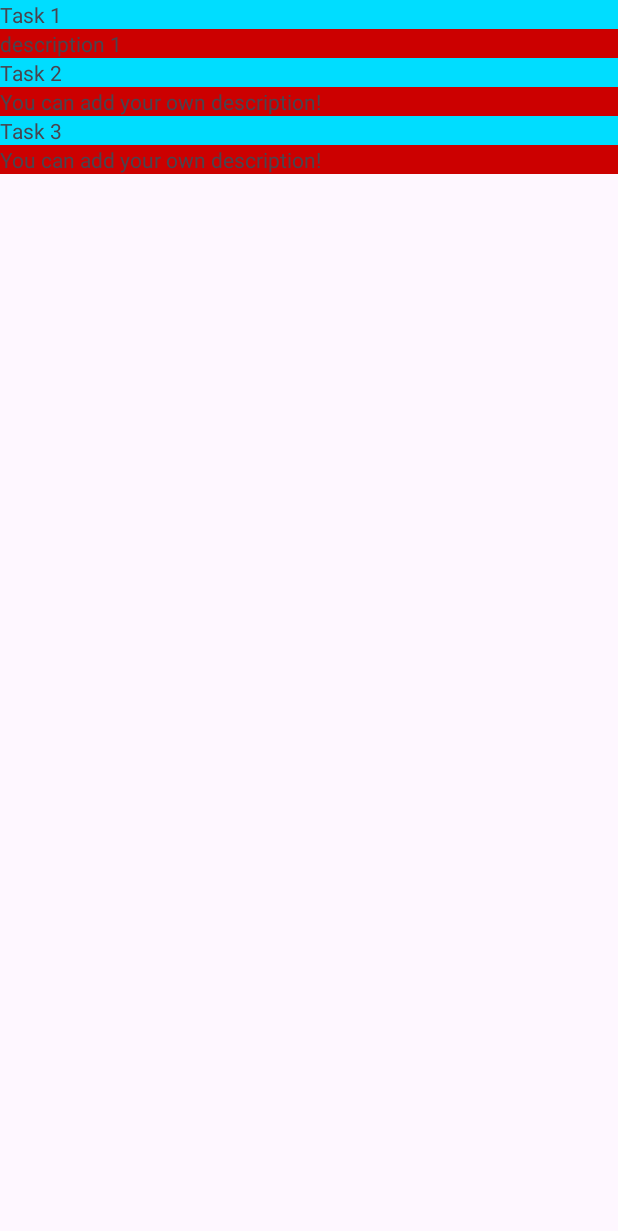
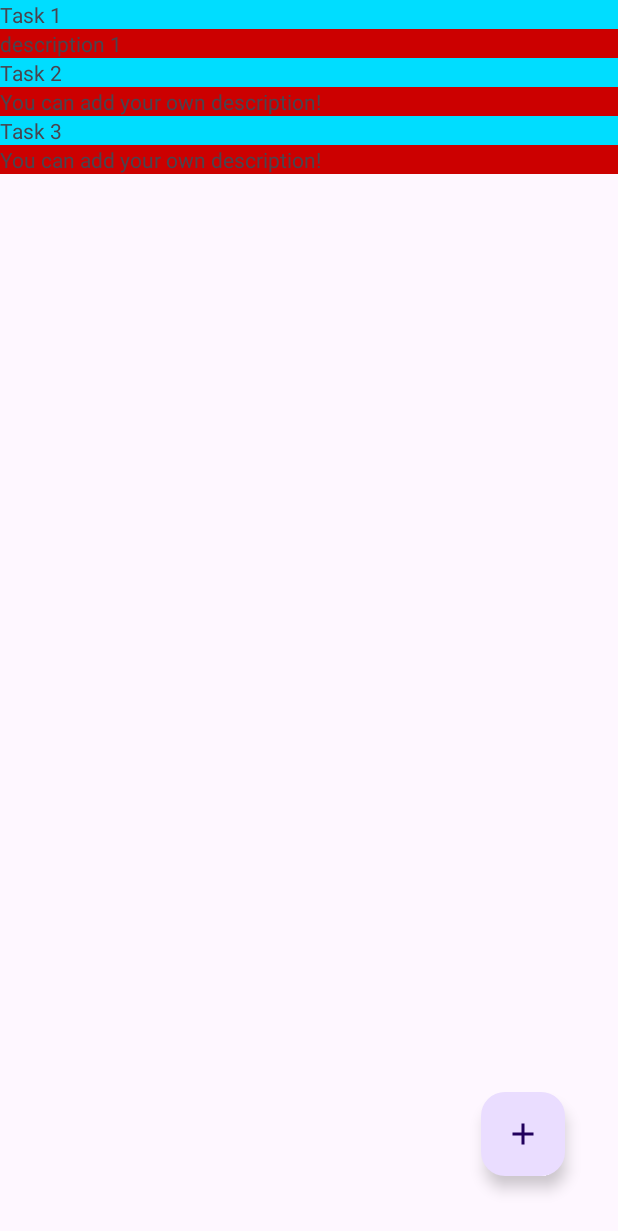
Before and after one commit to raphh8/android_app_growth, an Android app: the screen it shows after launch (MainActivity), on a phone screen of 412 x 824 dp. Shown: the top 1231 px of the screen. Run offline under Robolectric (Android 15) with nearby library versions, the phone set to English and light mode, and no system bars.

Commit message:
functionality: add task

```diff
--- a/app/src/main/java/com/projet/mobile/growth/list/TaskListFragment.kt
+++ b/app/src/main/java/com/projet/mobile/growth/list/TaskListFragment.kt
@@ -6,11 +6,13 @@ import android.view.View
 import android.view.ViewGroup
 import androidx.fragment.app.Fragment
 import androidx.recyclerview.widget.RecyclerView
+import com.google.android.material.floatingactionbutton.FloatingActionButton
 import com.projet.mobile.growth.R
+import java.util.UUID
 
 class TaskListFragment : Fragment() {
 
-    private val taskList = listOf(
+    private var taskList = listOf(
         Task(id = "id_1", title = "Task 1", description = "description 1"),
         Task(id = "id_2", title = "Task 2"),
         Task(id = "id_3", title = "Task 3")
@@ -30,5 +32,16 @@ class TaskListFragment : Fragment() {
     override fun onViewCreated(view: View, savedInstanceState: Bundle?) {
         val recyclerView = view.findViewById<RecyclerView>(R.id.recycler)
         recyclerView.adapter = adapter
+        val addTask = view.findViewById<FloatingActionButton>(R.id.add_task)
+        addTask.setOnClickListener {
+            val newTask = Task(id = UUID.randomUUID().toString(), title = "Task ${taskList.size + 1}")
+            taskList = taskList + newTask
+            refreshAdapter(adapter, taskList)
+        }
+    }
+
+    fun refreshAdapter(a: TaskListAdapter, newList: List<Task>) {
+        a.currentList = newList
+        a.notifyDataSetChanged()
     }
 }
--- /dev/null
+++ b/app/src/main/res/drawable/baseline_add_24.xml
@@ -0,0 +1,5 @@
+<vector xmlns:android="http://schemas.android.com/apk/res/android" android:height="24dp" android:tint="#000000" android:viewportHeight="24" android:viewportWidth="24" android:width="24dp">
+
+    <path android:fillColor="@android:color/white" android:pathData="M19,13h-6v6h-2v-6H5v-2h6V5h2v6h6v2z"/>
+
+</vector>
--- a/app/src/main/res/layout/fragment_task_list.xml
+++ b/app/src/main/res/layout/fragment_task_list.xml
@@ -9,4 +9,16 @@
         app:layoutManager="androidx.recyclerview.widget.LinearLayoutManager"
         android:layout_width="match_parent"
         android:layout_height="match_parent"/>
+
+    <com.google.android.material.floatingactionbutton.FloatingActionButton
+        android:id="@+id/add_task"
+        android:layout_width="wrap_content"
+        android:layout_height="wrap_content"
+        android:layout_marginEnd="35dp"
+        android:layout_marginBottom="40dp"
+        android:clickable="true"
+        app:layout_constraintBottom_toBottomOf="parent"
+        app:layout_constraintEnd_toEndOf="parent"
+        app:srcCompat="@drawable/baseline_add_24" />
+
 </androidx.constraintlayout.widget.ConstraintLayout>
```
Also changed, not shown: app/src/main/growth_ic_launcher-playstore.png, app/src/main/res/mipmap-hdpi/growth_ic_launcher.webp, app/src/main/res/mipmap-hdpi/growth_ic_launcher_background.webp, app/src/main/res/mipmap-hdpi/growth_ic_launcher_round.webp, app/src/main/res/mipmap-mdpi/growth_ic_launcher.webp, app/src/main/res/mipmap-mdpi/growth_ic_launcher_background.webp, app/src/main/res/mipmap-mdpi/growth_ic_launcher_round.webp, app/src/main/res/mipmap-xhdpi/growth_ic_launcher.webp, app/src/main/res/mipmap-xhdpi/growth_ic_launcher_background.webp, app/src/main/res/mipmap-xhdpi/growth_ic_launcher_round.webp, app/src/main/res/mipmap-xxhdpi/growth_ic_launcher.webp, app/src/main/res/mipmap-xxhdpi/growth_ic_launcher_background.webp, app/src/main/res/mipmap-xxhdpi/growth_ic_launcher_round.webp, app/src/main/res/mipmap-xxxhdpi/growth_ic_launcher.webp, 2 more files.
